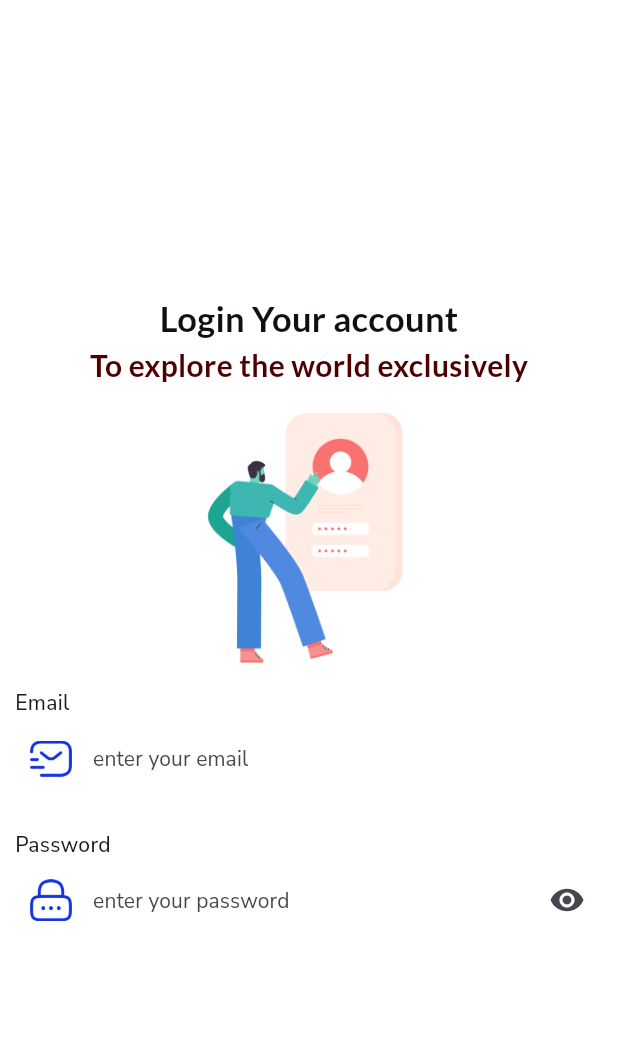
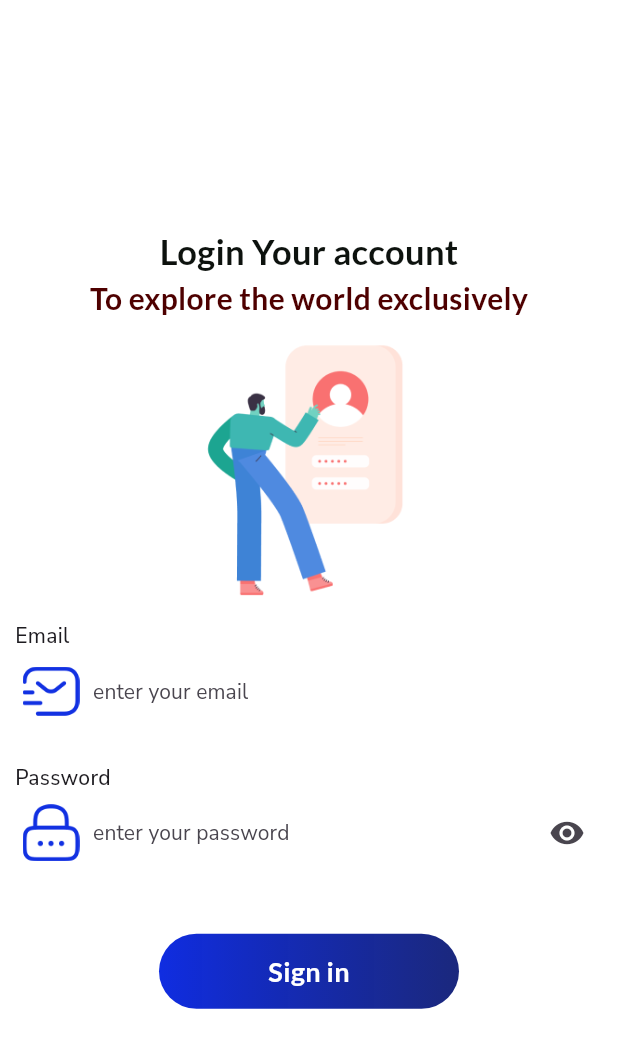
Before and after one commit to SreenivasuluReddicherla/Flutter_Learning, a Flutter app: the screen it shows after launch, on a phone screen of 412 x 824 dp. Shown: the top 1048 px of the screen. Run offline on Flutter 3.47's test engine with Material 3 defaults, Android fonts, the phone set to English and light mode, and no system bars; our stand-ins replace google_fonts.

Commit message:
Sign In button

```diff
--- a/lib/views/screens/authentication_screens/login_screen.dart
+++ b/lib/views/screens/authentication_screens/login_screen.dart
@@ -54,7 +54,7 @@ class LoginScreen extends StatelessWidget {
                   fillColor: Colors.white,
                   filled: true,
                   border: OutlineInputBorder(
-                    borderRadius: BorderRadius.circular(9),
+                    borderRadius: BorderRadius.circular(20),
                   ),
                   focusedBorder: InputBorder.none,
                   enabledBorder: InputBorder.none,
@@ -65,11 +65,11 @@ class LoginScreen extends StatelessWidget {
                     letterSpacing: 0.1,
                   ),
                   prefixIcon: Padding(
-                    padding: const EdgeInsets.all(10.0),
+                    padding: const EdgeInsets.all(5.0),
                     child: Image.asset(
                       'assets/icons/email.png',
-                      width: 20,
-                      height: 20,
+                      width: 15,
+                      height: 15,
                     ),
                   ),
                 ),
@@ -91,7 +91,7 @@ class LoginScreen extends StatelessWidget {
                   fillColor: Colors.white,
                   filled: true,
                   border: OutlineInputBorder(
-                    borderRadius: BorderRadius.circular(9),
+                    borderRadius: BorderRadius.circular(20),
                   ),
                   focusedBorder: InputBorder.none,
                   enabledBorder: InputBorder.none,
@@ -102,14 +102,39 @@ class LoginScreen extends StatelessWidget {
                     letterSpacing: 0.1,
                   ),
                   prefixIcon: Padding(
-                    padding: const EdgeInsets.all(10.0),
+                    padding: const EdgeInsets.all(5.0),
                     child: Image.asset(
                       'assets/icons/password.png',
-                      width: 20,
-                      height: 20,
+                      width: 15,
+                      height: 15,
                     ),
                   ),
                   suffixIcon: Icon(Icons.visibility),
+                ),
+              ),
+              SizedBox(height: 40),
+              Container(
+                width: 200,
+                height: 50,
+                decoration: BoxDecoration(
+                  borderRadius: BorderRadius.circular(30),
+                  gradient: LinearGradient(
+                    colors: [
+                      Color(0xFF102DE1),
+                      Color.fromARGB(228, 0, 15, 110),
+                    ],
+                  ),
+                ),
+                child: Center(
+                  child: Text(
+                    'Sign in',
+                    style: GoogleFonts.getFont(
+                      'Lato',
+                      fontSize: 18,
+                      color: Colors.white,
+                      fontWeight: FontWeight.bold,
+                    ),
+                  ),
                 ),
               ),
             ],
```
